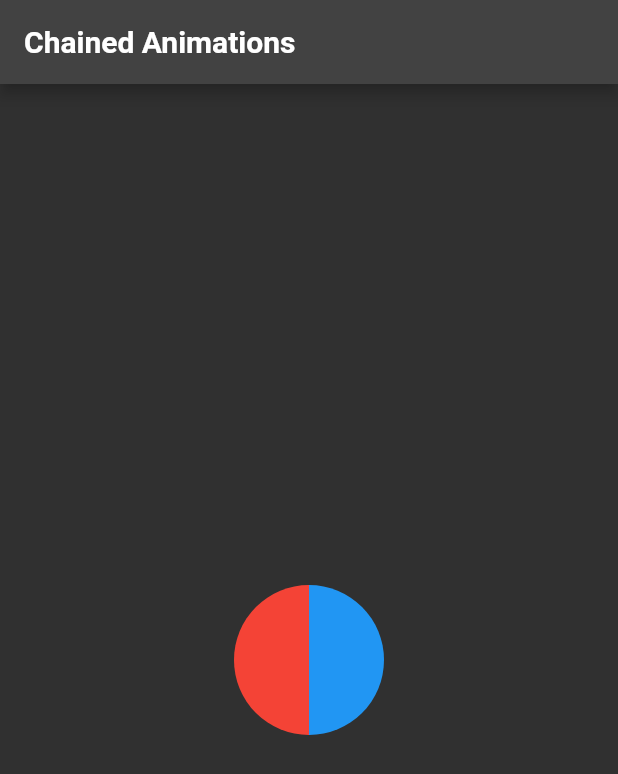
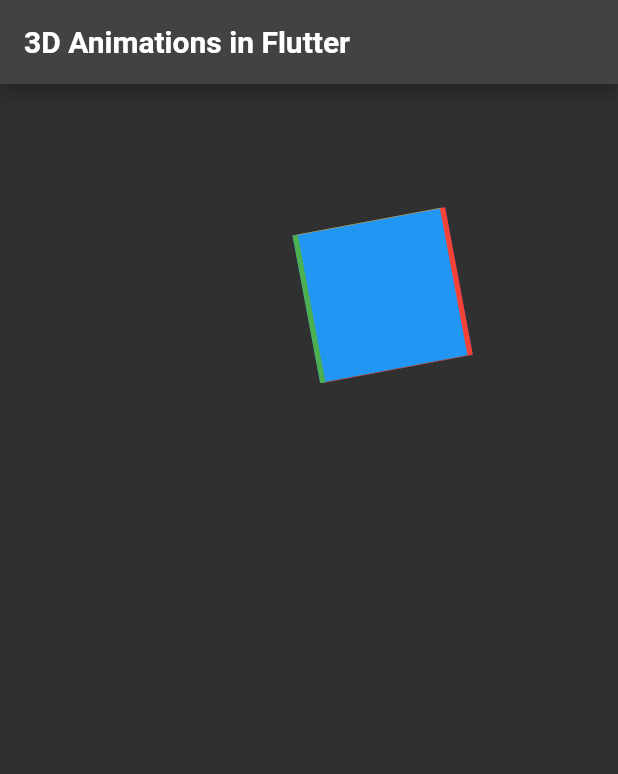
Before and after one commit to chechna9/flutter_advanced_ui, a Flutter app: the screen it shows after launch, on a phone screen of 412 x 824 dp. Shown: the top 774 px of the screen. Run offline on Flutter 3.47's test engine with Material 2 defaults, Android fonts, the light colour scheme and no system bars.

Commit message:
example 3 done 3D cube

```diff
--- /dev/null
+++ b/animationsFromVandad/examples/lib/examples/example3.dart
@@ -0,0 +1,163 @@
+import 'dart:math';
+
+import 'package:flutter/material.dart';
+import 'package:vector_math/vector_math_64.dart' show Vector3;
+
+class Example3 extends StatefulWidget {
+  const Example3({super.key});
+
+  @override
+  State<Example3> createState() => _Example3State();
+}
+
+const double WidthAndHeight = 100;
+
+class _Example3State extends State<Example3> with TickerProviderStateMixin {
+  late AnimationController _xController;
+  late AnimationController _yController;
+  late AnimationController _zController;
+
+  late Tween<double> _animation;
+
+  @override
+  void initState() {
+    super.initState();
+    _xController = AnimationController(
+      duration: const Duration(seconds: 10),
+      vsync: this,
+    );
+    _yController = AnimationController(
+      duration: const Duration(seconds: 10),
+      vsync: this,
+    );
+    _zController = AnimationController(
+      duration: const Duration(seconds: 10),
+      vsync: this,
+    );
+
+    _animation = Tween<double>(
+      begin: 0,
+      end: 2 * pi,
+    );
+  }
+
+  @override
+  Widget build(BuildContext context) {
+    _xController
+      ..reset()
+      ..repeat();
+    _yController
+      ..reset()
+      ..repeat();
+    _zController
+      ..reset()
+      ..repeat();
+    return Scaffold(
+      appBar: AppBar(
+        title: const Text(
+          '3D Animations in Flutter',
+          style: TextStyle(
+            color: Colors.white,
+            fontWeight: FontWeight.bold,
+          ),
+        ),
+      ),
+      body: Center(
+        child: Column(
+          crossAxisAlignment: CrossAxisAlignment.center,
+          children: [
+            const SizedBox(
+              height: 100,
+            ),
+            AnimatedBuilder(
+                animation: Listenable.merge(
+                  [
+                    _xController,
+                    _yController,
+                    _zController,
+                  ],
+                ),
+                builder: (context, child) {
+                  return Transform(
+                    alignment: Alignment.center,
+                    transform: Matrix4.identity()
+                      ..rotateX(_animation.evaluate(_xController))
+                      ..rotateY(_animation.evaluate(_yController))
+                      ..rotateZ(_animation.evaluate(_zController)),
+                    child: Stack(
+                      children: [
+                        // back
+                        Transform(
+                          alignment: Alignment.center,
+                          transform: Matrix4.identity()
+                            ..translate(Vector3(0, 0, -WidthAndHeight)),
+                          child: Container(
+                            color: Colors.purple,
+                            height: WidthAndHeight,
+                            width: WidthAndHeight,
+                          ),
+                        ),
+                        // left
+                        Transform(
+                          alignment: Alignment.centerRight,
+                          transform: Matrix4.identity()..rotateY(-pi / 2),
+                          child: Container(
+                            color: Colors.red,
+                            height: WidthAndHeight,
+                            width: WidthAndHeight,
+                          ),
+                        ),
+                        // right
+                        Transform(
+                          alignment: Alignment.centerLeft,
+                          transform: Matrix4.identity()..rotateY(pi / 2),
+                          child: Container(
+                            color: Colors.blue,
+                            height: WidthAndHeight,
+                            width: WidthAndHeight,
+                          ),
+                        ),
+                        // top
+                        Transform(
+                          alignment: Alignment.topCenter,
+                          transform: Matrix4.identity()..rotateX(-pi / 2),
+                          child: Container(
+                            color: Colors.orange,
+                            height: WidthAndHeight,
+                            width: WidthAndHeight,
+                          ),
+                        ),
+                        // bottom
+                        Transform(
+                          alignment: Alignment.bottomCenter,
+                          transform: Matrix4.identity()..rotateX(pi / 2),
+                          child: Container(
+                            color: Colors.brown,
+                            height: WidthAndHeight,
+                            width: WidthAndHeight,
+                          ),
+                        ),
+                        // front
+                        Container(
+                          color: Colors.green,
+                          height: WidthAndHeight,
+                          width: WidthAndHeight,
+                        ),
+                      ],
+                    ),
+                  );
+                }),
+          ],
+        ),
+      ),
+    );
+  }
+
+  @override
+  void dispose() {
+    _xController.dispose();
+    _yController.dispose();
+    _zController.dispose();
+    super.dispose();
+  }
+}
--- a/animationsFromVandad/examples/lib/main.dart
+++ b/animationsFromVandad/examples/lib/main.dart
@@ -2,6 +2,7 @@ import 'dart:math';
 
 import 'package:animatedbuilder_transform/examples/example1.dart';
 import 'package:animatedbuilder_transform/examples/example2.dart';
+import 'package:animatedbuilder_transform/examples/example3.dart';
 import 'package:flutter/material.dart';
 
 void main() {
@@ -20,7 +21,7 @@ class MyApp extends StatelessWidget {
       theme: ThemeData(
         brightness: Brightness.dark,
       ),
-      home: const Example2(),
+      home: const Example3(),
     );
   }
 }
--- a/animationsFromVandad/examples/pubspec.yaml
+++ b/animationsFromVandad/examples/pubspec.yaml
@@ -35,6 +35,7 @@ dependencies:
   # The following adds the Cupertino Icons font to your application.
   # Use with the CupertinoIcons class for iOS style icons.
   cupertino_icons: ^1.0.2
+  vector_math: ^2.1.4
 
 dev_dependencies:
   flutter_test:
```
Also changed, not shown: animationsFromVandad/examples/pubspec.lock.
